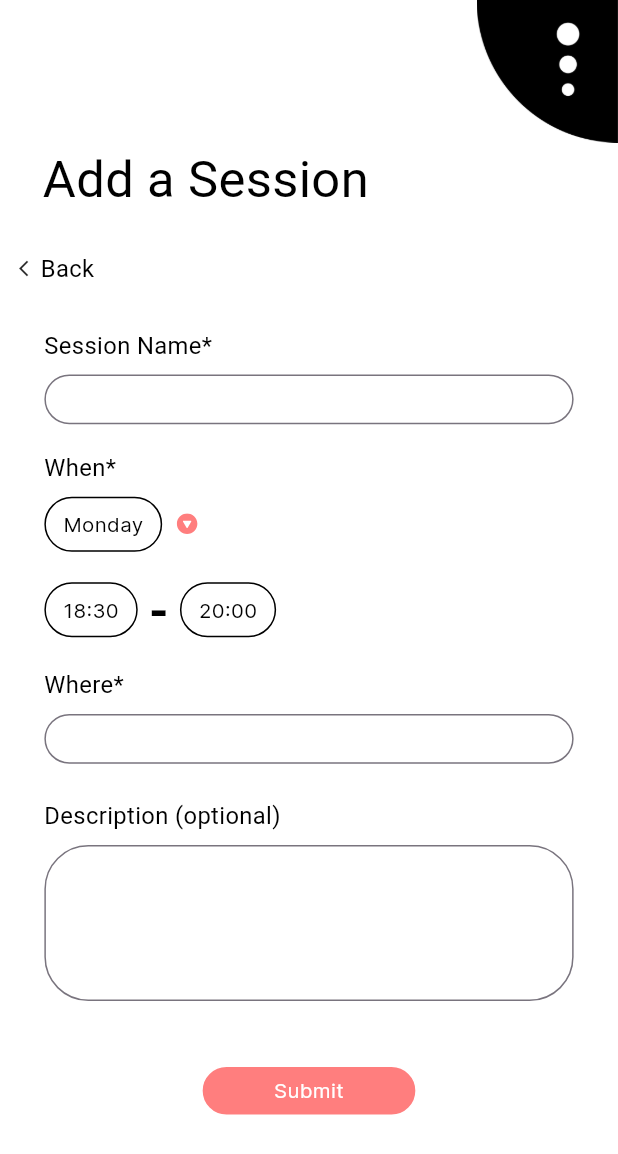
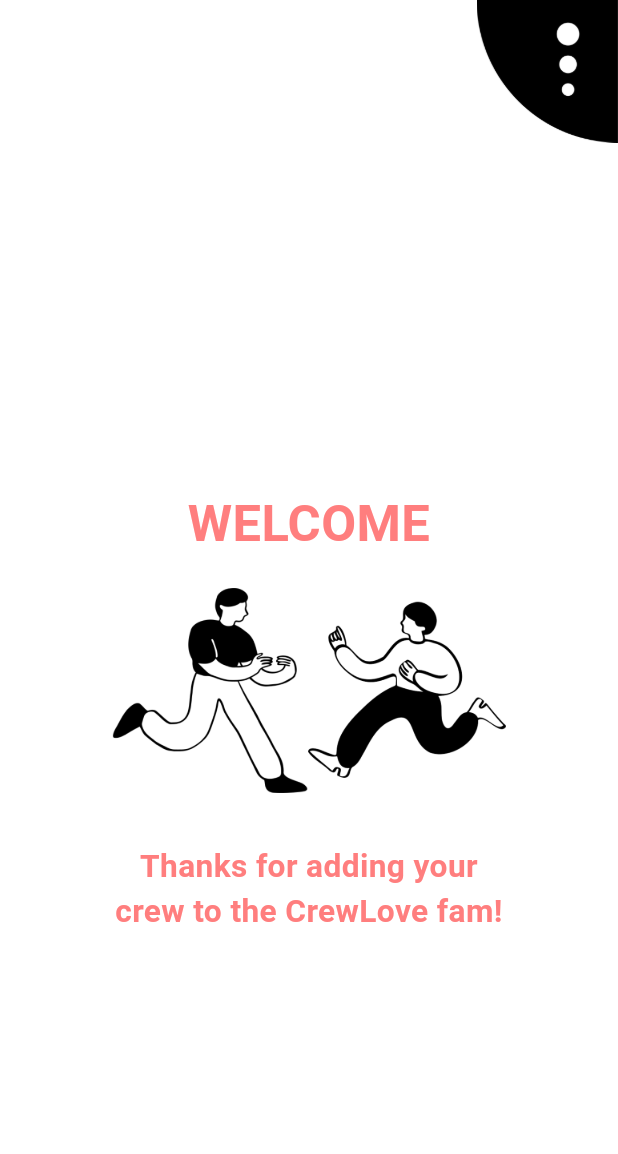
Before and after one commit to sagorahamed1/Crew_Love, a Flutter app: the AddSessionScreen screen opened by its route, after a tap on "Submit", on a phone screen of 412 x 824 dp. Shown: the top 1154 px of the screen. Run offline on Flutter 3.47's test engine with Material 3 defaults, Android fonts, the phone set to English and light mode, and no system bars; our stand-ins replace flutter_screenutil, flutter_svg, get, image_picker; network calls fail; Roboto replaces fonts that are missing (Familjen Grotesk, Helvetica Neue).

Commit message:
Submission Success Screen complated

```diff
--- a/lib/routes/app_routes.dart
+++ b/lib/routes/app_routes.dart
@@ -6,6 +6,7 @@ import '../views/screens/onboarding_section/create_account_with_google/create_ac
 import '../views/screens/onboarding_section/create_account_with_location/create_account_with_location_screen.dart';
 import '../views/screens/onboarding_section/log_in/log_in_screen.dart';
 import '../views/screens/submissionScreen/submission_screen.dart';
+import '../views/screens/submissionSuccessScreen/submission_success_screen.dart';
 
 class AppRoutes {
    static const String logInScreen = "/LogInScreen.dart";
@@ -14,6 +15,7 @@ class AppRoutes {
    static const String createAccountWithLocationScreeen = "/CreateAccountWithLocationScreeen.dart";
    static const String submissionScreen = "/submission_screen.dart";
    static const String addSessionScreen = "/add_session_screen.dart";
+   static const String submissionSuccessScreen = "/submission_success_screen.dart";
 
 
 
@@ -24,6 +26,7 @@ class AppRoutes {
      GetPage(name: createAccountWithLocationScreeen, page: () => CreateAccountWithLocationScreeen()),
      GetPage(name: submissionScreen, page: () => SubmissionScreen()),
      GetPage(name: addSessionScreen, page: () => AddSessionScreen()),
+     GetPage(name: submissionSuccessScreen, page: () => SubmissionSuccessScreen()),
 
 
    ];
--- a/lib/utils/app_images.dart
+++ b/lib/utils/app_images.dart
@@ -5,4 +5,5 @@ class AppImages{
   static const String google_image = "$path/google_image.png";
   static const String profile_icon = "$path/profile_icon.png";
   static const String taber = "$path/taber.png";
+  static const String twoMan = "$path/twoman.png";
 }
--- a/lib/utils/app_strings.dart
+++ b/lib/utils/app_strings.dart
@@ -31,4 +31,9 @@ class AppStrings{
   static const String pace = "Pace (optional)";
   static const String description = "Description (optional)";
 
+//========================> Submission Success Screen <=======================
+  static const String welcome = "WELCOME";
+  static const String thanksFor = "Thanks for adding your \ncrew to the CrewLove fam!";
+
+
 }
--- a/lib/views/screens/addSessionScreen/InnerWidget/session_name_section.dart
+++ b/lib/views/screens/addSessionScreen/InnerWidget/session_name_section.dart
@@ -1,6 +1,8 @@
 import 'package:flutter/material.dart';
 import 'package:flutter_screenutil/flutter_screenutil.dart';
 import 'package:flutter_svg/flutter_svg.dart';
+import 'package:get/get.dart';
+import 'package:love_crew/routes/app_routes.dart';
 
 import '../../../../utils/app_colors.dart';
 import '../../../../utils/app_icons.dart';
@@ -102,7 +104,9 @@ sessionNameSection() {
         //========================================> Button Section <=======================================
         Center(
           child: CustomBackAndNextBotton(
-            ontap: () {},
+            ontap: () {
+              Get.toNamed(AppRoutes.submissionSuccessScreen);
+            },
             text: AppStrings.submit,
             bottonColor: AppColors.primaryColor,
             textColor: Colors.white,
--- /dev/null
+++ b/lib/views/screens/submissionSuccessScreen/submission_success_screen.dart
@@ -0,0 +1,55 @@
+import 'package:flutter/material.dart';
+import 'package:flutter_screenutil/flutter_screenutil.dart';
+import 'package:love_crew/utils/app_colors.dart';
+import '../../../utils/app_images.dart';
+import '../../../utils/app_strings.dart';
+import '../../widgets/custom_text.dart';
+
+class SubmissionSuccessScreen extends StatelessWidget {
+  const SubmissionSuccessScreen({super.key});
+
+  @override
+  Widget build(BuildContext context) {
+    return Scaffold(
+        body: Column(
+      children: [
+        Align(
+          alignment: Alignment.topRight,
+          child: SizedBox(
+            width: 89.w,
+            height: 90.w,
+            child: Image.asset(
+              AppImages.taber,
+              fit: BoxFit.cover,
+            ),
+          ),
+        ),
+        const Spacer(),
+        SizedBox(height: 66.h),
+        //=======================================> Welcome Text Section <=====================================
+        CustomText(
+          text: AppStrings.welcome,
+          color: AppColors.primaryColor,
+          fontsize: 32.sp,
+          fontName: 'Helvetica Neue',
+          fontWeight: FontWeight.w700,
+        ),
+        SizedBox(height: 20.h),
+        //=======================================> Two Man Image Section <=====================================
+        SizedBox(
+            width: 269.w, height: 140.h, child: Image.asset(AppImages.twoMan)),
+        SizedBox(height: 35.h),
+        //=======================================> Thanks For Text Section <=====================================
+        CustomText(
+          maxline: 4,
+          text: AppStrings.thanksFor,
+          color: AppColors.primaryColor,
+          fontsize: 20.sp,
+          fontName: 'Helvetica Neue',
+          fontWeight: FontWeight.w700,
+        ),
+        SizedBox(height: 206.h),
+      ],
+    ));
+  }
+}
```
Also changed, not shown: assets/images/twoman.png (added).
